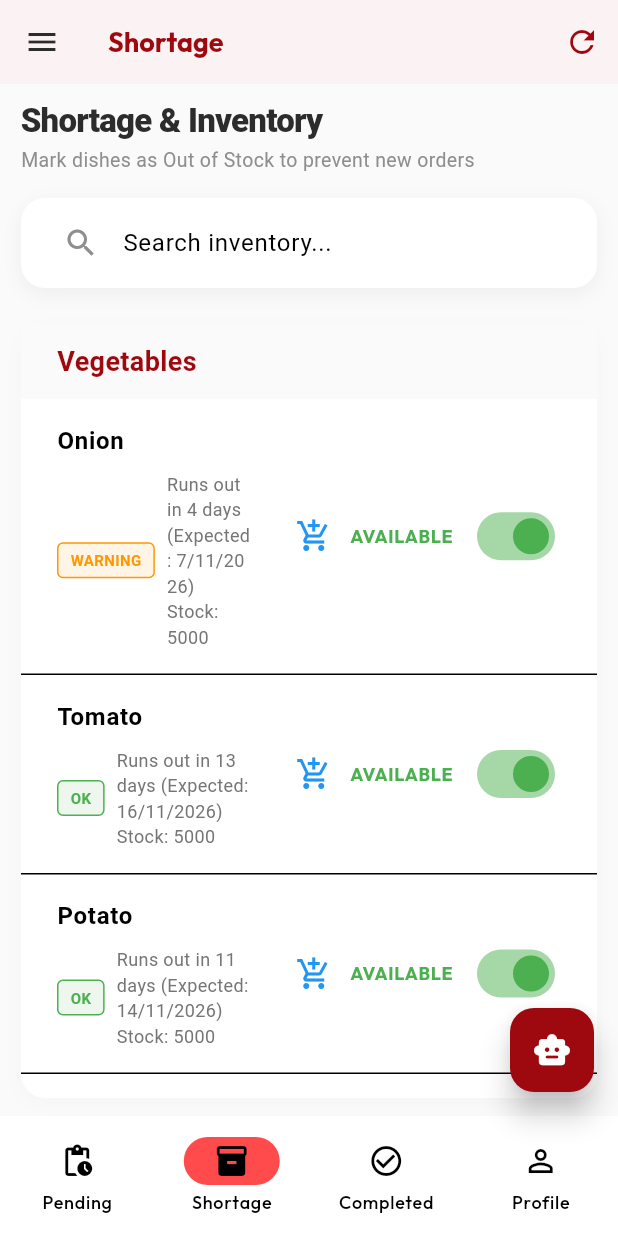
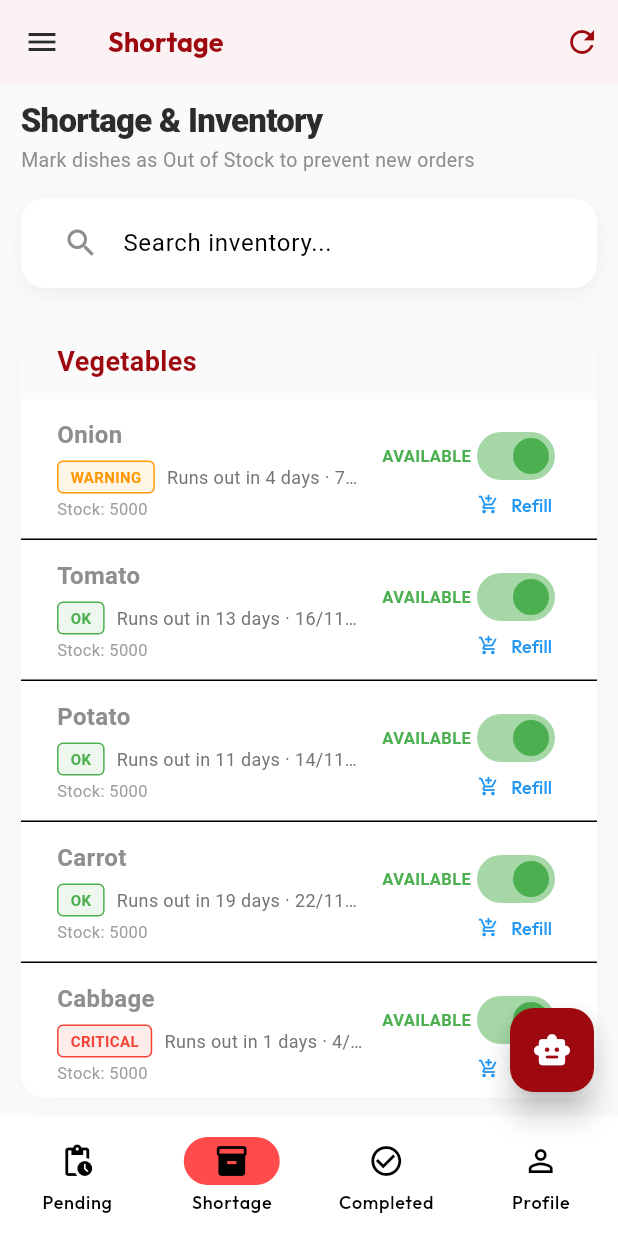
Before and after one commit to ananiaanand/caferio_resturant, a Flutter app: the KitchenLayout screen opened directly, item 2 of the bottom bar chosen, on a phone screen of 412 x 824 dp. Run offline on Flutter 3.47's test engine with Material 3 defaults, Android fonts, the light colour scheme and no system bars; our stand-ins replace flutter_secure_storage, flutter_svg, google_fonts, shared_preferences, supabase_flutter; accounts and stored records are empty; network calls fail.

Commit message:
ui: fix shortage screen layout - fix text wrapping and trailing alignment

```diff
--- a/lib/screens/kitchen/shortage_screen.dart
+++ b/lib/screens/kitchen/shortage_screen.dart
@@ -123,16 +123,24 @@
                       ),
                       ...items.map((item) => Column(
                         children: [
-                          ListTile(
-                            contentPadding: const EdgeInsets.symmetric(horizontal: 24, vertical: 8),
-                            title: Text(item.name, style: const TextStyle(fontWeight: FontWeight.w600, fontSize: 16)),
-                            subtitle: item.stockStatus != null && item.expectedRunOutDate != null
-                                ? Padding(
-                                    padding: const EdgeInsets.only(top: 8.0),
+                          Padding(
+                            padding: const EdgeInsets.symmetric(horizontal: 24, vertical: 12),
                             child: Row(
+                              crossAxisAlignment: CrossAxisAlignment.center,
+                              children: [
+                                // Left: name + status info
+                                Expanded(
+                                  child: Column(
+                                    crossAxisAlignment: CrossAxisAlignment.start,
+                                    children: [
+                                      Text(item.name, style: const TextStyle(fontWeight: FontWeight.w600, fontSize: 16)),
+                                      if (item.stockStatus != null && item.expectedRunOutDate != null) ...[
+                                        const SizedBox(height: 6),
+                                        Row(
+                                          crossAxisAlignment: CrossAxisAlignment.center,
                                           children: [
                                             Container(
-                                          padding: const EdgeInsets.symmetric(horizontal: 8, vertical: 4),
+                                              padding: const EdgeInsets.symmetric(horizontal: 8, vertical: 3),
                                               decoration: BoxDecoration(
                                                 color: item.stockStatus == 'CRITICAL'
                                                     ? Colors.red.withValues(alpha: 0.1)
@@ -164,42 +172,61 @@
                                             const SizedBox(width: 8),
                                             Expanded(
                                               child: Text(
-                                          'Runs out in ${item.daysLeft} days (Expected: ${item.expectedRunOutDate!.day}/${item.expectedRunOutDate!.month}/${item.expectedRunOutDate!.year})\nStock: ${item.currentStock.toStringAsFixed(0)} ${item.lastRefilledDate != null ? '| Refilled: ${item.lastRefilledDate!.day}/${item.lastRefilledDate!.month}' : ''}',
-                                          style: TextStyle(
-                                            fontSize: 12,
-                                            color: Colors.grey[600],
-                                          ),
+                                                'Runs out in ${item.daysLeft} days · ${item.expectedRunOutDate!.day}/${item.expectedRunOutDate!.month}/${item.expectedRunOutDate!.year}',
+                                                style: TextStyle(fontSize: 12, color: Colors.grey[600]),
+                                                overflow: TextOverflow.ellipsis,
                                               ),
                                             ),
                                           ],
                                         ),
-                                  )
-                                : null,
-                            trailing: Row(
+                                        const SizedBox(height: 2),
+                                        Text(
+                                          'Stock: ${item.currentStock.toStringAsFixed(0)}${item.lastRefilledDate != null ? '  ·  Refilled: ${item.lastRefilledDate!.day}/${item.lastRefilledDate!.month}' : ''}',
+                                          style: TextStyle(fontSize: 11, color: Colors.grey[500]),
+                                        ),
+                                      ],
+                                    ],
+                                  ),
+                                ),
+                                const SizedBox(width: 12),
+                                // Right: toggle + refill
+                                Column(
+                                  crossAxisAlignment: CrossAxisAlignment.end,
+                                  mainAxisAlignment: MainAxisAlignment.center,
+                                  children: [
+                                    Row(
                                       mainAxisSize: MainAxisSize.min,
                                       children: [
-                                IconButton(
-                                  icon: const Icon(Icons.add_shopping_cart, color: Colors.blue),
-                                  tooltip: 'Refill',
-                                  onPressed: () => _showRefillDialog(context, item, provider),
-                                ),
                                         Text(
-                                  item.isOutOfStock ? 'OUT OF STOCK' : 'AVAILABLE',
+                                          item.isOutOfStock ? 'OUT OF\nSTOCK' : 'AVAILABLE',
+                                          textAlign: TextAlign.center,
                                           style: TextStyle(
                                             color: item.isOutOfStock ? Colors.red : Colors.green,
                                             fontWeight: FontWeight.bold,
-                                    fontSize: 12,
+                                            fontSize: 11,
                                           ),
                                         ),
-                                const SizedBox(width: 12),
                                         Switch(
-                                  value: !item.isOutOfStock, // Switch is ON when Available, OFF when Out of Stock
-                                  onChanged: (val) {
-                                    provider.toggleInventoryStock(item.id);
-                                  },
+                                          value: !item.isOutOfStock,
+                                          onChanged: (val) => provider.toggleInventoryStock(item.id),
                                           activeThumbColor: Colors.green,
                                           inactiveThumbColor: Colors.red,
                                           inactiveTrackColor: Colors.red.withValues(alpha: 0.3),
+                                        ),
+                                      ],
+                                    ),
+                                    TextButton.icon(
+                                      onPressed: () => _showRefillDialog(context, item, provider),
+                                      icon: const Icon(Icons.add_shopping_cart, size: 14),
+                                      label: const Text('Refill', style: TextStyle(fontSize: 12)),
+                                      style: TextButton.styleFrom(
+                                        foregroundColor: Colors.blue,
+                                        padding: const EdgeInsets.symmetric(horizontal: 6, vertical: 0),
+                                        tapTargetSize: MaterialTapTargetSize.shrinkWrap,
+                                        minimumSize: Size.zero,
+                                      ),
+                                    ),
+                                  ],
                                 ),
                               ],
                             ),
```
Lines whose indentation alone changed are shown as unchanged.
